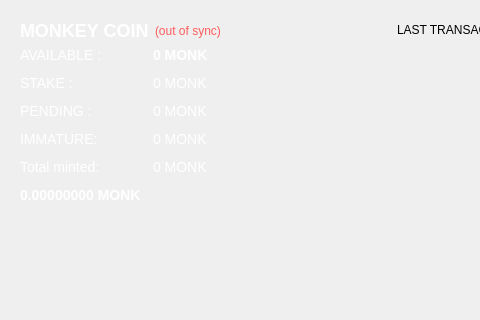
smupyknight/blockchain---monkey-coin-fork, file src/qt/forms/overviewpage.ui: the form before one commit; both pictures show x 0 to 480 and y 0 to 320 of the 770 by 487 pixel window.
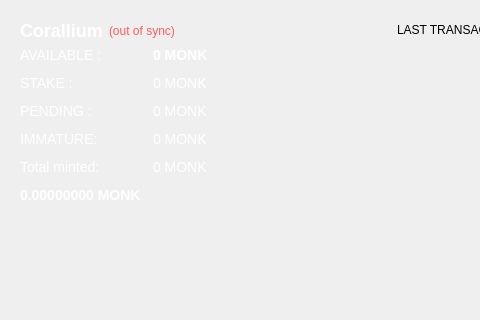
The form after the commit. Icons and pictures are not drawn.

Patch:
```diff
--- a/src/qt/forms/overviewpage.ui
+++ b/src/qt/forms/overviewpage.ui
@@ -36,7 +36,7 @@
              <string notr="true">font-family: Ubuntu; font-size: 18px; font-weight: bold; color: rgb(255,255,255);</string>
             </property>
             <property name="text">
-             <string>MONKEY COIN</string>
+             <string>Corallium</string>
             </property>
            </widget>
           </item>
```
Left out of the diff: 4 changed lines with no effect on the pictures.
